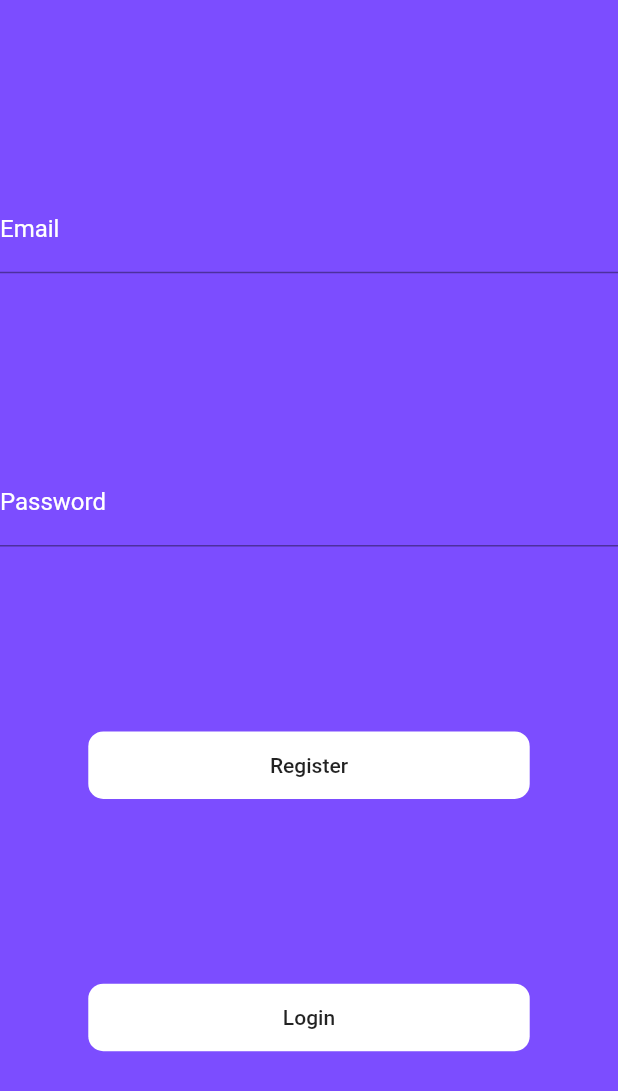
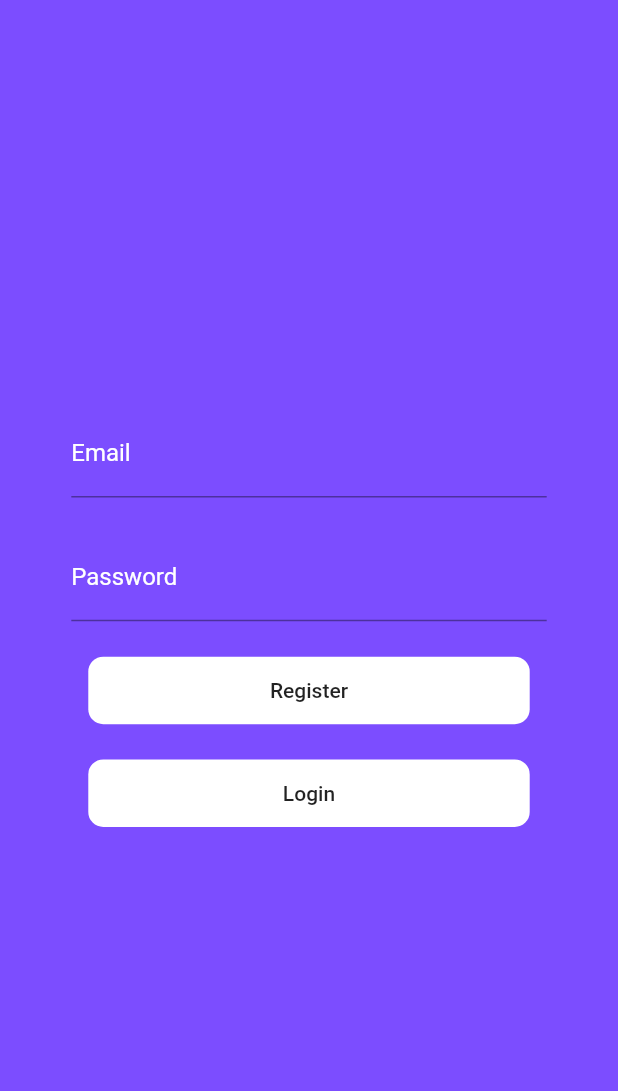
Before and after one commit to miguelknb/flutter-3d-library, a Flutter app: the screen it shows after launch, on a phone screen of 412 x 824 dp. Shown: the top 1091 px of the screen. Run offline on Flutter 3.47's test engine with Material 2 defaults, Android fonts, the phone set to English and light mode, and no system bars; our stand-ins replace cloud_firestore, firebase_auth, firebase_core, webview_flutter; accounts and stored records are empty.

Commit message:
algumas mudanças no flow

```diff
--- a/lib/auth.dart
+++ b/lib/auth.dart
@@ -3,6 +3,7 @@
 import 'package:flutter/material.dart';
 import 'flutterfire.dart';
 import 'postPage.dart';
+import 'home.dart';
 
 import 'model.dart';
 
@@ -18,16 +19,14 @@ class _AuthenticationState extends State<Authentication> {
   TextEditingController _passwordField = TextEditingController();
 
   void showAlert(String message) {
-    showDialog(context: context, builder: (BuildContext context) {
+    showDialog(
+        context: context,
+        builder: (BuildContext context) {
           return AlertDialog(
             title: Text("Error"),
             content: Text(message),
           );
-
         });
-
-
-
   }
 
   @override
@@ -40,9 +39,12 @@ class _AuthenticationState extends State<Authentication> {
           color: Colors.deepPurpleAccent,
         ),
         child: Column(
-          mainAxisAlignment: MainAxisAlignment.spaceEvenly,
+          mainAxisAlignment: MainAxisAlignment.center,
           children: [
-            TextFormField(
+            Container(
+              width: MediaQuery.of(context).size.width / 1.3,
+              child: TextFormField(
+                style: TextStyle(color: Colors.white),
                 controller: _emailField,
                 decoration: InputDecoration(
                     hintText: "nome@email.com",
@@ -51,7 +53,12 @@ class _AuthenticationState extends State<Authentication> {
                       color: Colors.white,
                     )),
               ),
-            TextFormField(
+            ),
+            SizedBox(height: MediaQuery.of(context).size.height / 35),
+            Container(
+              width: MediaQuery.of(context).size.width / 1.3,
+              child: TextFormField(
+                style: TextStyle(color: Colors.white),
                 controller: _passwordField,
                 obscureText: true,
                 decoration: InputDecoration(
@@ -61,6 +68,8 @@ class _AuthenticationState extends State<Authentication> {
                       color: Colors.white,
                     )),
               ),
+            ),
+            SizedBox(height: MediaQuery.of(context).size.height / 35),
             Container(
               width: MediaQuery.of(context).size.width / 1.4,
               height: 45,
@@ -76,7 +85,7 @@ class _AuthenticationState extends State<Authentication> {
                     Navigator.push(
                       context,
                       MaterialPageRoute(
-                        builder: (context) => PostPage(model: cubo),
+                        builder: (context) => ListModels(),
                       ),
                     );
                   } else {
@@ -86,6 +95,7 @@ class _AuthenticationState extends State<Authentication> {
                 child: Text("Register"),
               ),
             ),
+            SizedBox(height: MediaQuery.of(context).size.height / 35),
             Container(
               width: MediaQuery.of(context).size.width / 1.4,
               height: 45,
@@ -101,11 +111,10 @@ class _AuthenticationState extends State<Authentication> {
                     Navigator.push(
                       context,
                       MaterialPageRoute(
-                        builder: (context) => PostPage(model: cubo),
+                        builder: (context) => ListModels(),
                       ),
                     );
-                  }
-                  else {
+                  } else {
                     showAlert(response.message);
                   }
                 },
--- a/lib/postPage.dart
+++ b/lib/postPage.dart
@@ -10,6 +10,7 @@ class PostPage extends StatelessWidget {
   @override
   Widget build(BuildContext context) {
     return Scaffold(
+
         appBar: AppBar(
           title: const Text("Cool 3d Models"),
         ),
```
Also changed, not shown: lib/flutterfire.dart (+10 -0 lines), lib/home.dart (added, +59 -0 lines). Lines whose indentation alone changed are shown as unchanged.
